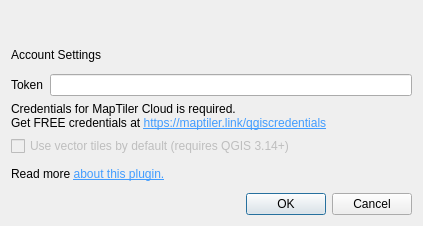
maptiler/qgis-maptiler-plugin, file configure_dialog_base.ui: the form before one commit.
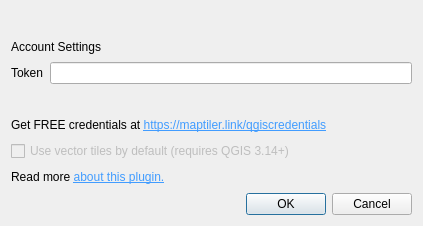
The form after the commit. Icons and pictures are not drawn.

Patch:
```diff
--- a/configure_dialog_base.ui
+++ b/configure_dialog_base.ui
@@ -88,10 +88,17 @@
      </item>
     </layout>
    </item>
+   <item>
+    <widget class="QLabel" name="label_6">
+     <property name="text">
+      <string></string>
+     </property>
+    </widget>
+   </item>
    <item>
     <widget class="QLabel" name="label_3">
      <property name="text">
-      <string>&lt;html&gt;&lt;head/&gt;&lt;body&gt;&lt;p&gt;Credentials for MapTiler Cloud is required.&lt;br/&gt;Get FREE credentials at &lt;a href=&quot;https://cloud.maptiler.com/account/credentials/&quot;&gt;&lt;span style=&quot; text-decoration: underline; color:#419cff;&quot;&gt;https://maptiler.link/qgiscredentials&lt;/span&gt;&lt;/a&gt;&lt;/p&gt;&lt;/body&gt;&lt;/html&gt;</string>
+      <string>Get FREE credentials at &lt;a href=&quot;https://maptiler.link/qgiscredentials&quot;&gt;&lt;span style=&quot; text-decoration: underline; color:#419cff;&quot;&gt;https://maptiler.link/qgiscredentials&lt;/span&gt;&lt;/a&gt;&lt;/p&gt;&lt;/body&gt;&lt;/html&gt;</string>
      </property>
      <property name="textFormat">
       <enum>Qt::RichText</enum>
```
